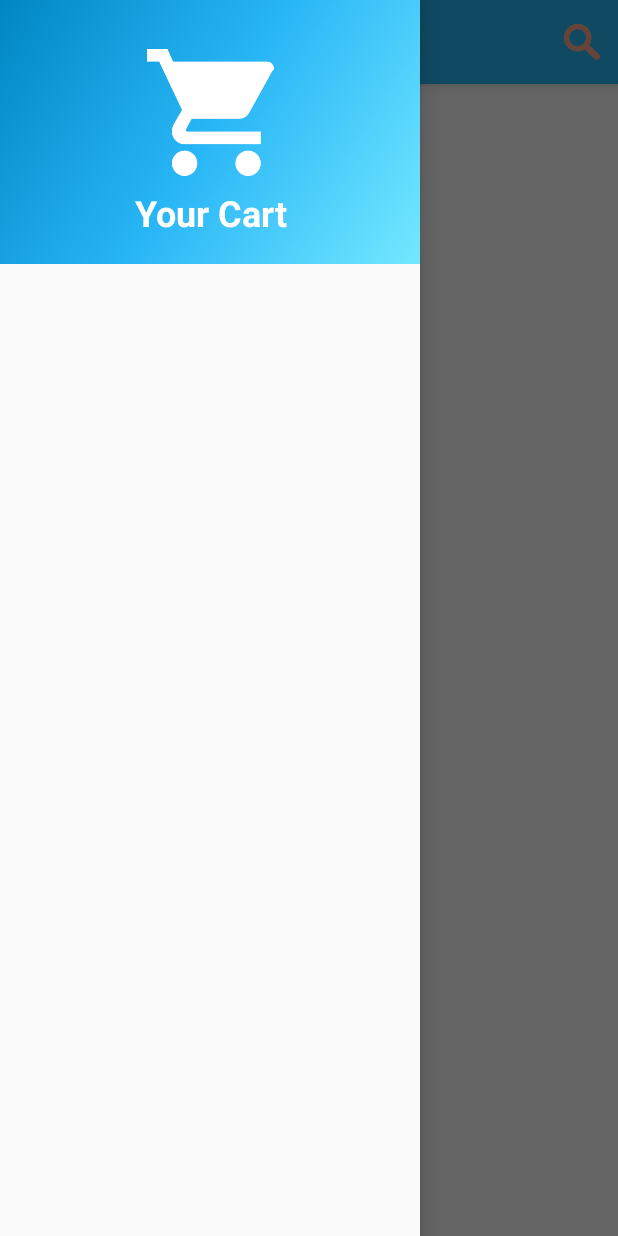
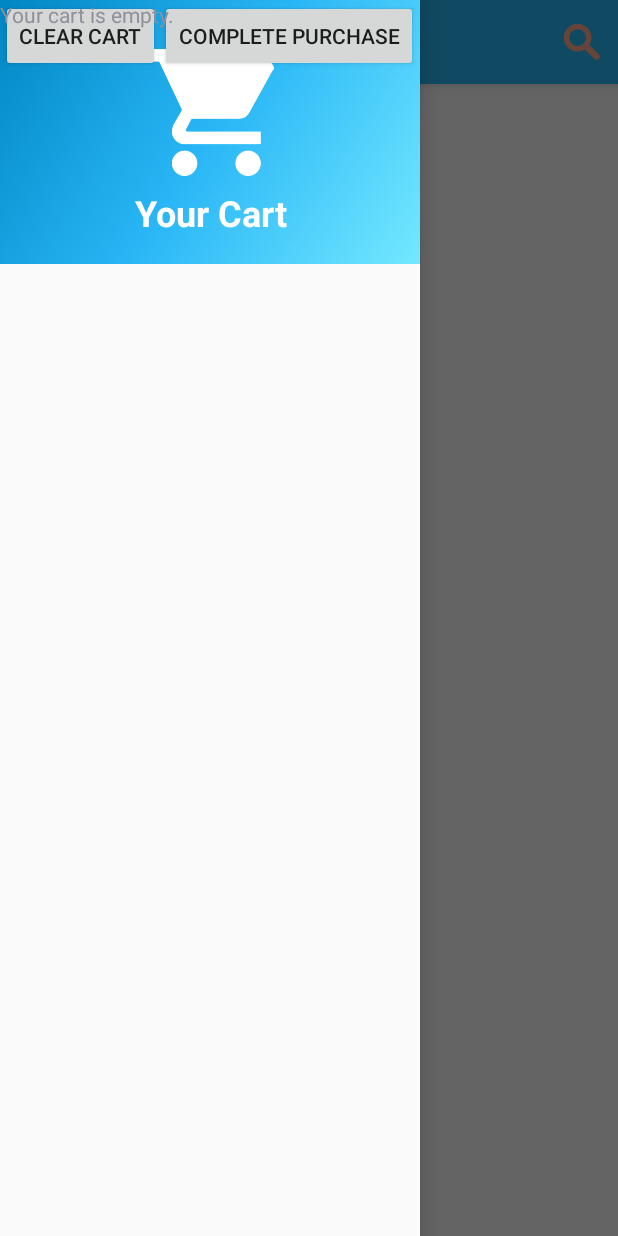
Before and after one commit to juanrubioutah/FBLA_APP_FINAL, an Android app: the FeaturedItemsActivity screen opened directly, with no data from a screen before it, with the side drawer open, on a phone screen of 412 x 824 dp. Run offline under Robolectric (Android 15) with nearby library versions, the phone set to English and light mode, and no system bars.

Commit message:
Purchasing Part 1
The beginnings of the ability to purchase.

```diff
--- a/FBLA_APP_FINAL/app/src/main/java/com/example/juanrubio/fbla_app_final/CartManager.java
+++ b/FBLA_APP_FINAL/app/src/main/java/com/example/juanrubio/fbla_app_final/CartManager.java
@@ -48,5 +48,9 @@ public class CartManager {
         }
         return index;
     }
+    public void clearAllItems(){
+        ArrayList<Item> newCart = new ArrayList<Item>();
+        cart = newCart;
+    }
 
 }
--- a/FBLA_APP_FINAL/app/src/main/java/com/example/juanrubio/fbla_app_final/FeaturedItemsActivity.java
+++ b/FBLA_APP_FINAL/app/src/main/java/com/example/juanrubio/fbla_app_final/FeaturedItemsActivity.java
@@ -17,9 +17,13 @@ import android.support.v7.app.AppCompatActivity;
 import android.support.v7.widget.Toolbar;
 import android.view.Menu;
 import android.view.MenuItem;
+import android.view.ViewGroup;
+import android.view.ViewParent;
 import android.widget.AdapterView;
 import android.widget.ArrayAdapter;
+import android.widget.LinearLayout;
 import android.widget.ListView;
+import android.widget.RelativeLayout;
 import android.widget.TextView;
 import android.widget.Toast;
 
@@ -29,6 +33,9 @@ public class FeaturedItemsActivity extends AppCompatActivity
 
     ItemManager itemManager = MainActivity.getGlobalItemManager();
     CartManager cartManager = MainActivity.getGlobalCartManager();
+
+    RelativeLayout cartLayout;
+    LinearLayout featuredItemsLayout;
 
     @Override
     protected void onCreate(Bundle savedInstanceState) {
@@ -47,27 +54,36 @@ public class FeaturedItemsActivity extends AppCompatActivity
         NavigationView navigationView = (NavigationView) findViewById(R.id.nav_view);
         navigationView.setNavigationItemSelectedListener(this);
 
-        ListView cartListView = (ListView)findViewById(R.id.cartListView);
+        ListView cartListView = (ListView) findViewById(R.id.cartListView);
+        cartLayout = (RelativeLayout) findViewById(R.id.cartLayout);
         String[] cartItemNames = cartManager.getItemNames();
+        if (cartItemNames.length==0) {
+            cartLayout.removeView(cartListView);
+            TextView textView = new TextView(getBaseContext());
+            textView.setText("Your cart is empty.");
+            cartLayout.addView(textView);
+        } else {
             ArrayAdapter<String> cartAdapter = new ArrayAdapter<String>(this, android.R.layout.simple_list_item_1, cartItemNames);
             cartListView.setAdapter(cartAdapter);
-        cartListView.setOnItemClickListener(new AdapterView.OnItemClickListener(){
-            public void onItemClick(AdapterView<?> parent, View view, int position, long id){
-                TextView textView = (TextView)view;
+            cartListView.setOnItemClickListener(new AdapterView.OnItemClickListener() {
+                public void onItemClick(AdapterView<?> parent, View view, int position, long id) {
+                    TextView textView = (TextView) view;
                     String itemName = textView.getText().toString();
                     final int itemIndex = cartManager.getIndex(itemName);
-                CharSequence options[] = new CharSequence[] {"Remove", "Cancel"};
+                    CharSequence options[] = new CharSequence[]{"Remove", "Cancel"};
 
-                AlertDialog.Builder builder = new AlertDialog.Builder(getBaseContext());
-                builder.setTitle("Would you like to remove "+itemName+" from your cart?");
+                    AlertDialog.Builder builder = new AlertDialog.Builder(FeaturedItemsActivity.this);
+                    builder.setTitle("Would you like to remove \'" + itemName + "\' from your cart?");
                     builder.setItems(options, new DialogInterface.OnClickListener() {
                         @Override
                         public void onClick(DialogInterface dialog, int which) {
-                        if(which==0){
+                            if (which == 0) {
                                 cartManager.removeItem(itemIndex);
+                                Intent intent = getIntent();
+                                finish();
+                                startActivity(intent);
                                 dialog.dismiss();
-                        }
-                        else if(which==1){
+                            } else if (which == 1) {
                                 dialog.dismiss();
                             }
                         }
@@ -75,16 +91,24 @@ public class FeaturedItemsActivity extends AppCompatActivity
                     builder.show();
                 }
             });
+        }
 
 
-        ListView featuredItemsListView = (ListView)findViewById(R.id.featuredItemsListView);
+        ListView featuredItemsListView = (ListView) findViewById(R.id.featuredItemsListView);
+        featuredItemsLayout = (LinearLayout) findViewById(R.id.featuredItemsLinearLayout);
         String[] featuredItemNames = itemManager.getAllItemNames();
+        if (featuredItemNames.length==0) {
+            featuredItemsLayout.removeView(featuredItemsListView);
+            TextView textView = new TextView(getBaseContext());
+            textView.setText("There are currently no featured items");
+            featuredItemsLayout.addView(textView);
+        } else {
             ArrayAdapter<String> featuredAdapter = new ArrayAdapter<String>(this, android.R.layout.simple_list_item_1, featuredItemNames);
             featuredItemsListView.setAdapter(featuredAdapter);
             featuredItemsListView.setOnItemClickListener(new AdapterView.OnItemClickListener() {
                 @Override
                 public void onItemClick(AdapterView<?> parent, View view, int position, long id) {
-                TextView textView = (TextView)view;
+                    TextView textView = (TextView) view;
                     String itemName = textView.getText().toString();
                     final int itemIndex = itemManager.getIndex(itemName);
                     Intent intent = new Intent(getBaseContext(), ItemInformationActivity.class);
@@ -92,6 +116,7 @@ public class FeaturedItemsActivity extends AppCompatActivity
                     startActivity(intent);
                 }
             });
+        }
     }
 
     @Override
@@ -159,4 +184,14 @@ public class FeaturedItemsActivity extends AppCompatActivity
     public void reloadCart(){ //Loads the cart to start with, and reloads when it changes
 
     }
+    public void clear(View view){ //clears the cart of all items
+        cartManager.clearAllItems();
+        Intent intent = getIntent();
+        finish();
+        startActivity(intent);
     }
+    public void completePurchase(View view){ //purchases all items in the cart
+        Intent intent = new Intent(getBaseContext(), PurchaseActivity.class);
+        startActivity(intent);
+    }
+}
--- a/FBLA_APP_FINAL/app/src/main/res/layout/activity_featured_items.xml
+++ b/FBLA_APP_FINAL/app/src/main/res/layout/activity_featured_items.xml
@@ -26,7 +26,8 @@
 
         <RelativeLayout
             android:layout_width="match_parent"
-            android:layout_height="match_parent">
+            android:layout_height="match_parent"
+            android:id="@+id/cartLayout">
 
             <Space
                 android:layout_width="match_parent"
@@ -41,6 +42,25 @@
 
                 </ListView>
 
+                <LinearLayout
+                    android:layout_width="match_parent"
+                    android:layout_height="wrap_content"
+                    android:orientation="horizontal"
+                    android:gravity="center_horizontal">
+
+                    <Button
+                        android:layout_width="wrap_content"
+                        android:layout_height="wrap_content"
+                        android:text="Clear Cart"
+                        android:onClick="clear"/>
+
+                    <Button
+                        android:layout_width="wrap_content"
+                        android:layout_height="wrap_content"
+                        android:text="Complete Purchase"
+                        android:onClick="completePurchase"/>
+                </LinearLayout>
+
         </RelativeLayout>
 
     </android.support.design.widget.NavigationView>
```
Also changed, not shown: FBLA_APP_FINAL/app/src/main/java/com/example/juanrubio/fbla_app_final/PurchaseActivity.java (+9 -4 lines), FBLA_APP_FINAL/app/src/main/res/layout/content_featured_items.xml (+13 -3 lines). Lines whose indentation alone changed are shown as unchanged.
